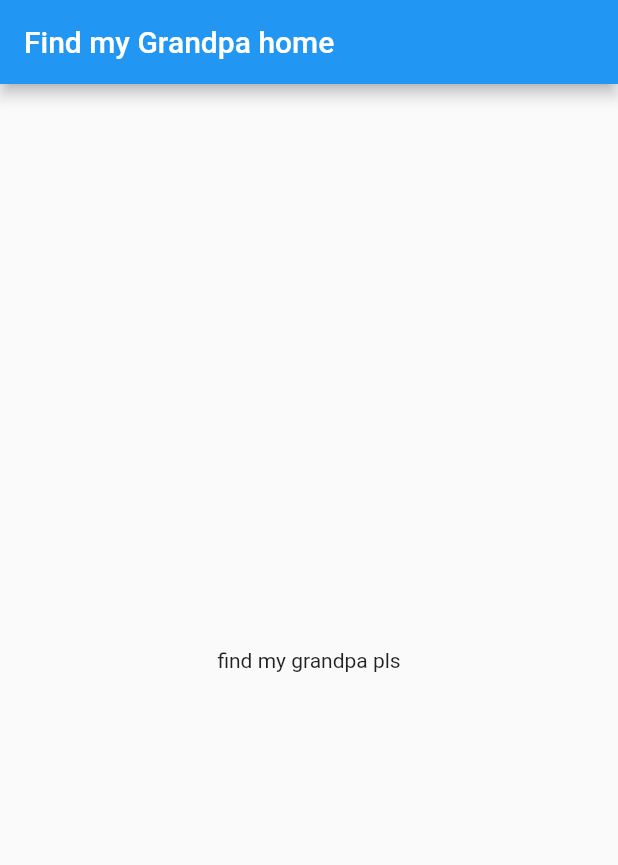
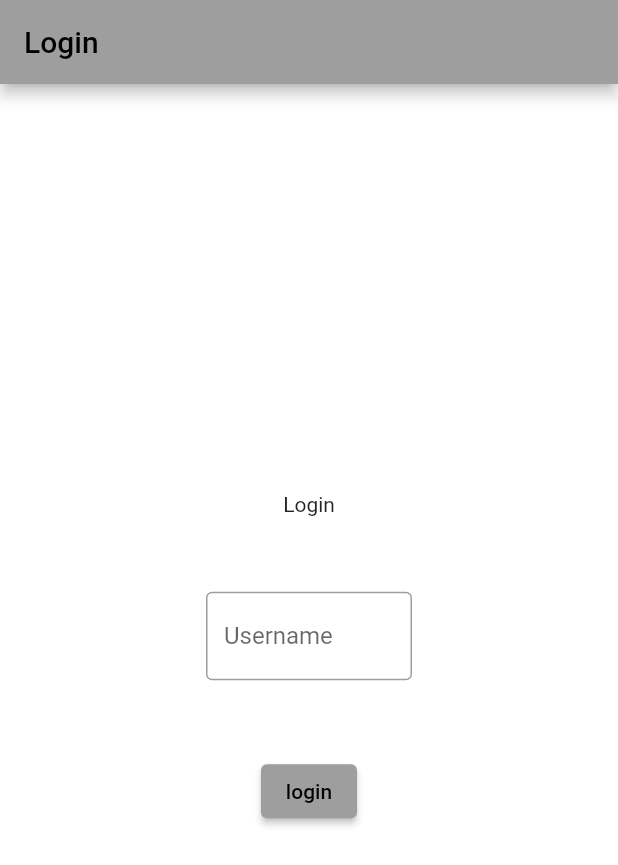
Before and after one commit to briankwu2/CE4201-IoT-FMG, a Flutter app: the screen it shows after launch, on a phone screen of 412 x 824 dp. Shown: the top 865 px of the screen. Run offline on Flutter 3.47's test engine with Material 2 defaults, Android fonts, the phone set to English and light mode, and no system bars.

Commit message:
frontend and backed chagnes to fmg

```diff
--- /dev/null
+++ b/frontendApp/find_my_grandpa/lib/Networkmanager.dart
@@ -0,0 +1,32 @@
+import 'dart:io';
+
+import 'package:http/http.dart' as http;
+import 'dart:convert' as convert;
+
+class NetowrkManager {
+  static final NetowrkManager _netowrkManager = NetowrkManager._internal();
+  static final String fmgURL = "127.0.0.1:5000";
+
+  factory NetowrkManager() {
+    return _netowrkManager;
+  }
+
+  NetowrkManager._internal();
+
+  void login(String username) async {
+    // gets grandpa from database and
+
+    // get grandpa and save it
+    Map<String, dynamic> parmsReq = {'grandpaID': username};
+    var url = Uri.http(fmgURL, "/grandpa_data/", parmsReq);
+    var response = await http.get(url);
+    if (response.statusCode == 200) {
+      // print(response.statusCode);
+      print("response successful");
+      // var jsonResponse = convert.jsonDecode(response.body) as Map<String, dynamic>;
+      // print(jsonResponse.toString());
+    } else {
+      print('Request failed with status: ${response.statusCode}.');
+    }
+  }
+}
--- /dev/null
+++ b/frontendApp/find_my_grandpa/lib/login.dart
@@ -0,0 +1,72 @@
+import 'dart:io';
+
+import 'package:find_my_grandpa/Networkmanager.dart';
+import 'package:flutter/cupertino.dart';
+import 'package:flutter/material.dart';
+import 'package:flutter/src/foundation/key.dart';
+import 'package:flutter/src/widgets/framework.dart';
+
+class LoinPage extends StatefulWidget {
+  const LoinPage({Key? key}) : super(key: key);
+
+  @override
+  State<LoinPage> createState() => _LoinPageState();
+}
+
+class _LoinPageState extends State<LoinPage> {
+  final myController = TextEditingController();
+
+  @override
+  void dispose() {
+    // Clean up the controller when the widget is disposed.
+    myController.dispose();
+    super.dispose();
+  }
+
+  @override
+  Widget build(BuildContext context) {
+    return Scaffold(
+        appBar: AppBar(
+          title: Text("Login"),
+        ),
+        body: Container(
+            color: Colors.white,
+            child: Center(
+              child: Column(
+                children: [
+                  Text("Login"),
+                  Container(
+                    child: Text(""),
+                    height: 50,
+                  ),
+                  Row(
+                    children: [
+                      Expanded(child: Container()),
+                      Expanded(
+                          child: Container(
+                        child: TextField(
+                            controller: myController,
+                            decoration: InputDecoration(
+                                border: OutlineInputBorder(),
+                                labelText: 'Username')),
+                      )),
+                      Expanded(child: Container())
+                    ],
+                  ),
+                  Container(
+                    child: Text(""),
+                    height: 50,
+                  ),
+                  ElevatedButton(
+                      onPressed: () {
+                        print(myController.text);
+                        NetowrkManager().login(myController.text);
+                      },
+                      child: Text("login"))
+                ],
+                mainAxisAlignment: MainAxisAlignment.center,
+                crossAxisAlignment: CrossAxisAlignment.center,
+              ),
+            )));
+  }
+}
--- a/frontendApp/find_my_grandpa/lib/main.dart
+++ b/frontendApp/find_my_grandpa/lib/main.dart
@@ -1,4 +1,5 @@
 import 'package:flutter/material.dart';
+import 'login.dart';
 
 void main() {
   runApp(const MyApp());
@@ -22,9 +23,9 @@ class MyApp extends StatelessWidget {
         // or simply save your changes to "hot reload" in a Flutter IDE).
         // Notice that the counter didn't reset back to zero; the application
         // is not restarted.
-        primarySwatch: Colors.blue,
+        primarySwatch: Colors.grey,
       ),
-      home: const MyHomePage(title: 'Find my Grandpa home'),
+      home: LoinPage(),
     );
   }
 }
--- a/frontendApp/find_my_grandpa/pubspec.yaml
+++ b/frontendApp/find_my_grandpa/pubspec.yaml
@@ -34,6 +34,7 @@ dependencies:
   # The following adds the Cupertino Icons font to your application.
   # Use with the CupertinoIcons class for iOS style icons.
   cupertino_icons: ^1.0.2
+  http: ^0.13.5
 
 dev_dependencies:
   flutter_test:
```
Also changed, not shown: frontendApp/find_my_grandpa/pubspec.lock, 2 other files.
